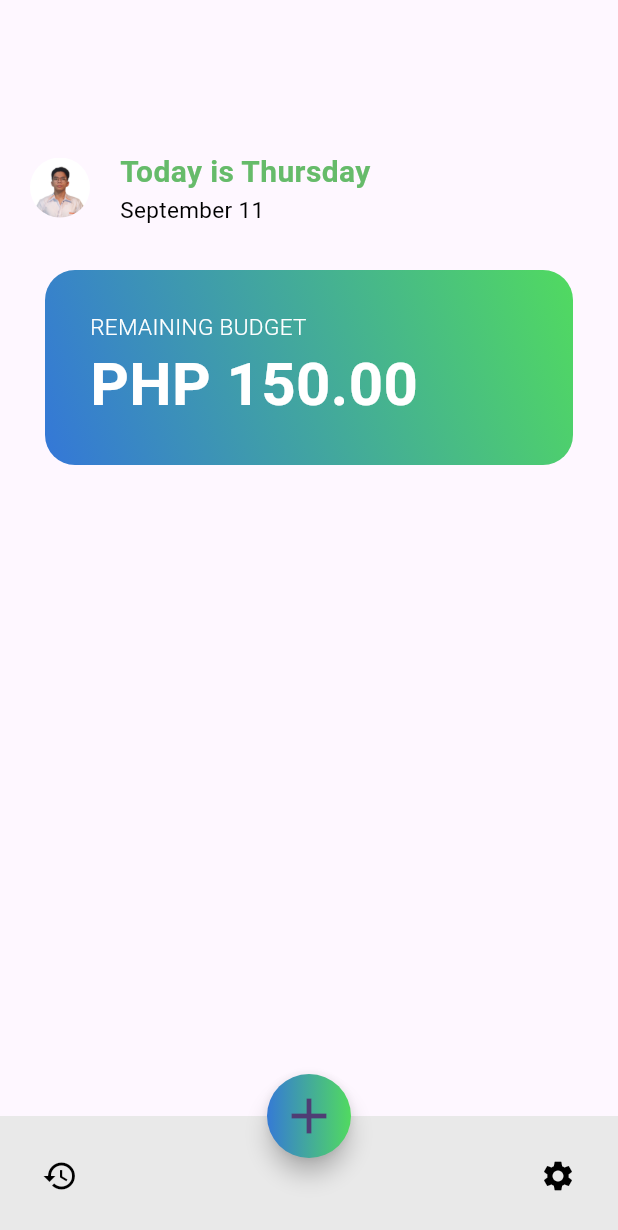
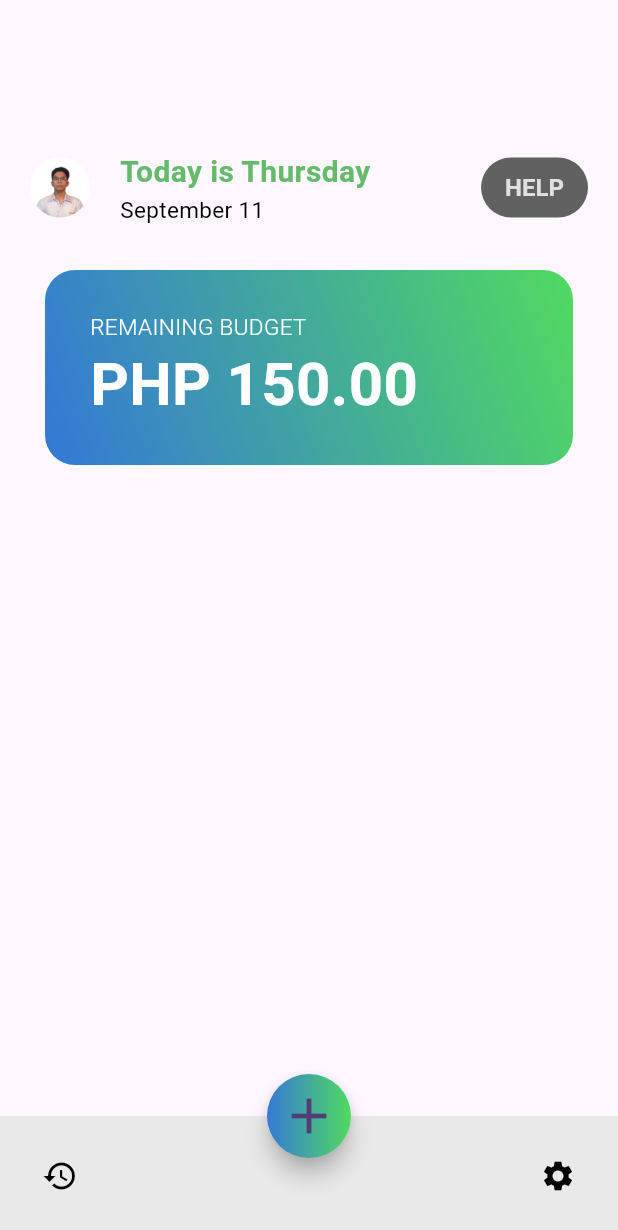
Before and after one commit to Yebione/badyet, a Flutter app: the screen it shows after launch, on a phone screen of 412 x 824 dp. Shown: the top 1230 px of the screen. Run offline on Flutter 3.47's test engine with Material 2 defaults, Android fonts, the phone set to English and light mode, and no system bars.

Commit message:
Added a 'Help' button to the header

```diff
--- a/lib/screens/header.dart
+++ b/lib/screens/header.dart
@@ -3,11 +3,15 @@ import 'package:flutter/material.dart';
 class Header extends StatelessWidget {
   const Header({super.key});
 
+
   @override
   Widget build(BuildContext context) {
     return Container(
       child: Row(
+        mainAxisAlignment: MainAxisAlignment.spaceBetween,
         children: <Widget>[
+          Row(
+            children: [
               Container(
                 margin: EdgeInsets.only(left: 20.0, right: 20.0),
                 height: 40,
@@ -38,7 +42,34 @@ class Header extends StatelessWidget {
                       textAlign: TextAlign.left,
                       // Text properties here
                     ),
-              ])
+                  ]),
+            ],
+          ),
+          Container(
+            margin: EdgeInsets.only(left: 20.0, right: 20.0),
+            child: TextButton(
+              onPressed: () {
+                // Your button's action goes here
+              },
+
+              style: TextButton.styleFrom(
+                primary: Colors.grey.shade300, // Text color
+                padding: EdgeInsets.only(top:0.5 , bottom: 0.5, right: 16, left: 16), // Padding around the text
+                textStyle: TextStyle(
+                  fontSize: 16,
+                  fontWeight: FontWeight.bold,
+                  fontFamily: 'Roboto' // Set the font weight to bold
+                ),
+                // Text style
+                backgroundColor: Colors.grey.shade700, // Background color
+                shape: RoundedRectangleBorder(
+                  borderRadius: BorderRadius.circular(
+                      30), // Adjust the value to control corner radius
+                ),
+              ),
+              child: Text("HELP"), // Text displayed on the button
+            ),
+          ),
         ],
       ),
     );
```
Lines whose indentation alone changed are shown as unchanged.
